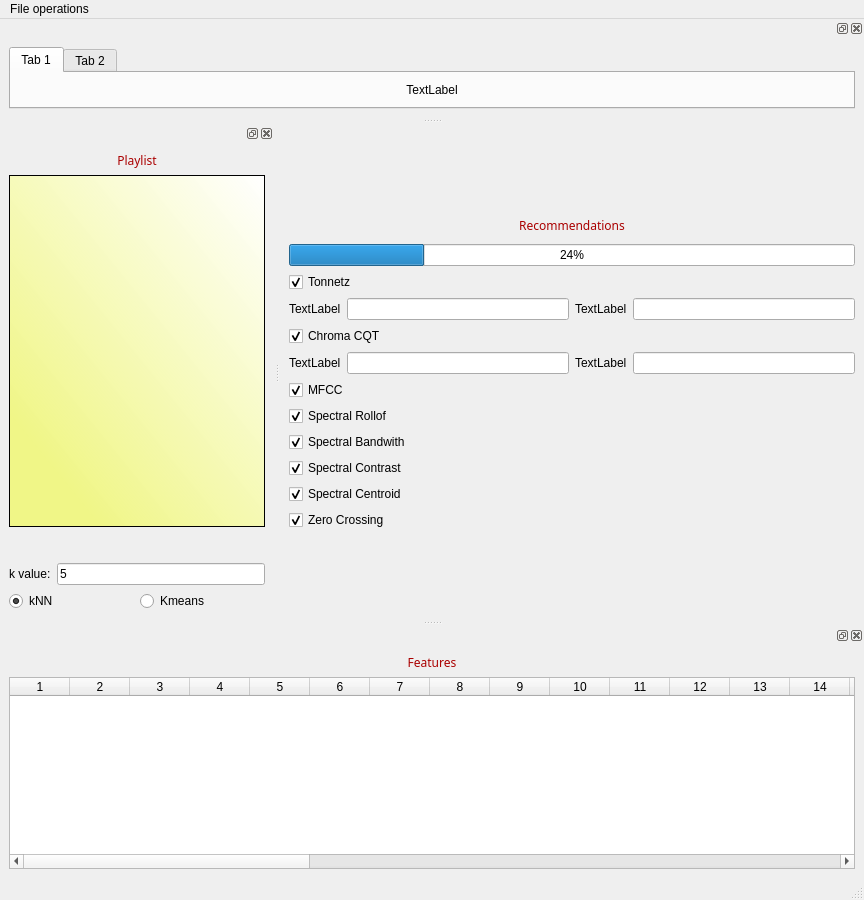
Before: the Qt Designer form GUI/main.ui in zbrave/LicenseProject, drawn with Qt 5.
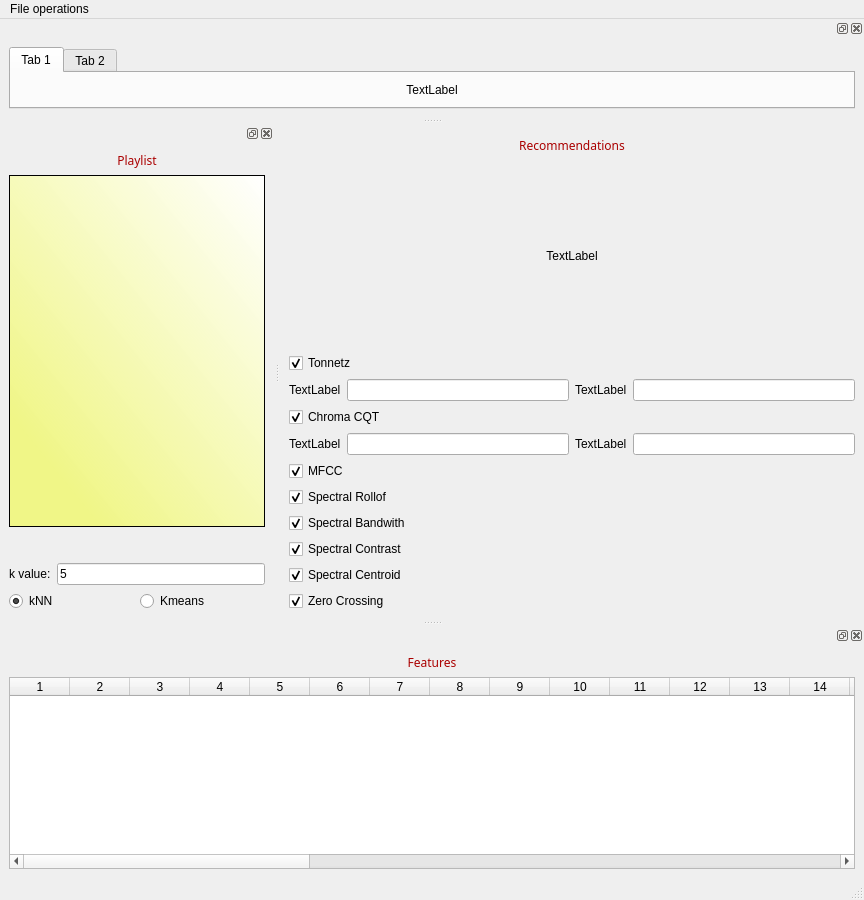
After: the same form once the commit is applied. Icons and pictures are not drawn.

```diff
--- a/GUI/main.ui
+++ b/GUI/main.ui
@@ -219,9 +219,12 @@
          </widget>
         </item>
         <item>
-         <widget class="QProgressBar" name="progressBar">
-          <property name="value">
-           <number>24</number>
+         <widget class="QLabel" name="label_9">
+          <property name="text">
+           <string>TextLabel</string>
+          </property>
+          <property name="alignment">
+           <set>Qt::AlignCenter</set>
           </property>
          </widget>
         </item>
```
